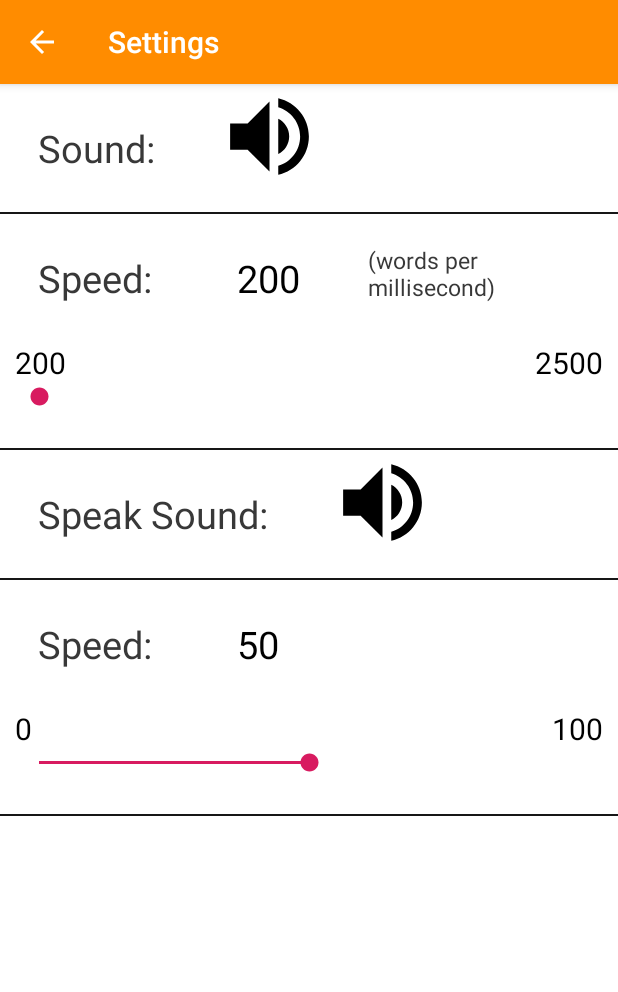
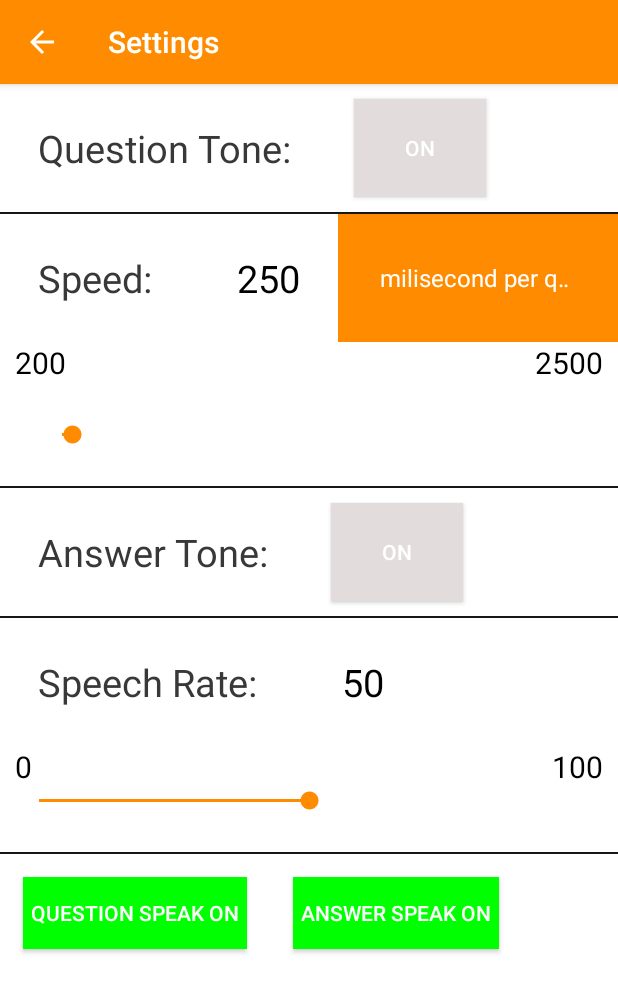
Before and after one commit to Durgnan/EatEnglishAssignment, an Android app: the Settings screen opened directly, with no data from a screen before it, on a phone screen of 412 x 824 dp. Shown: the top 992 px of the screen. Run offline under Robolectric (Android 15) with nearby library versions, the phone set to English and light mode, and no system bars; 1 statement that could not run was skipped.

Commit message:
Date: 29/03/2019 Status: Work done till single line question answer textview Left: Testing and settings speed seek bar Thats All......

```diff
--- a/app/src/main/AndroidManifest.xml
+++ b/app/src/main/AndroidManifest.xml
@@ -26,7 +26,7 @@
             </intent-filter>
         </activity>
         <activity android:name=".MainActivity" />
-        <activity android:name=".Login" />
+        <activity android:name=".Login" android:theme="@style/AppTheme.CustomActionBar"/>
     </application>
 
 </manifest>
--- a/app/src/main/java/com/durgesh/intern/eatenglishassignment/Settings.java
+++ b/app/src/main/java/com/durgesh/intern/eatenglishassignment/Settings.java
@@ -3,16 +3,23 @@ package com.durgesh.intern.eatenglishassignment;
 import android.database.Cursor;
 import android.support.v7.app.AppCompatActivity;
 import android.os.Bundle;
-import android.view.MenuItem;
+import android.view.View;
+import android.widget.AdapterView;
+import android.widget.ArrayAdapter;
 import android.widget.SeekBar;
+import android.widget.Spinner;
 import android.widget.TextView;
-import android.widget.Toast;
+import android.widget.ToggleButton;
+
+import com.durgesh.intern.eatenglishassignment.adapters.SeekBarAdapter;
 
 
-public class Settings extends AppCompatActivity {
+public class Settings extends AppCompatActivity implements AdapterView.OnItemSelectedListener {
     SeekBar seekBar1,seekBar2;
     TextView textView1,textView2;
     SeekBarAdapter mydb;
+    ToggleButton v1,v2,v3,v4;
+    Spinner spinner;
     @Override
     protected void onCreate(Bundle savedInstanceState) {
         super.onCreate(savedInstanceState);
@@ -24,26 +31,46 @@ public class Settings extends AppCompatActivity {
 
 
 
-    @Override
-    public boolean onOptionsItemSelected(MenuItem item) {
-        int id = item.getItemId();
-        if (id==R.id.home) {
-            this.finish();
-        }
-        return super.onOptionsItemSelected(item);
-    }
 
     void init()
     {
         mydb=new SeekBarAdapter(this);
         Cursor rs = mydb.getData();
         rs.moveToFirst();
+
         getSupportActionBar().setTitle("Settings");
         getSupportActionBar().setDisplayHomeAsUpEnabled(true);
+
+
+
+
         textView1 = findViewById(R.id.speed1);
+        spinner=findViewById(R.id.spinnerChoice);
+        ArrayAdapter<CharSequence> adapter=ArrayAdapter.createFromResource(this,R.array.settings_array,android.R.layout.simple_spinner_item);
+        adapter.setDropDownViewResource(android.R.layout.simple_spinner_dropdown_item);
+        spinner.setAdapter(adapter);
+        spinner.setOnItemSelectedListener(this);
+        spinner.setSelection(rs.getInt(6));
+        spinner.setBackgroundColor(getResources().getColor(R.color.colorPrimary));
+
         textView2 = findViewById(R.id.speed2);
         seekBar1 = findViewById(R.id.seekBar1);
         seekBar2 = findViewById(R.id.seekBar2);
+        v1= findViewById(R.id.v1);
+        v2= findViewById(R.id.v2);
+        v3= findViewById(R.id.v3);
+        v4= findViewById(R.id.v4);
+
+
+
+        v1.setChecked((rs.getInt(2)==1)?true:false);
+        v2.setChecked((rs.getInt(3)==1)?true:false);
+        v3.setChecked((rs.getInt(4)==1)?true:false);
+        v4.setChecked((rs.getInt(5)==1)?true:false);
+        v1.setOnClickListener(listen);
+        v2.setOnClickListener(listen);
+        v3.setOnClickListener(listen);
+        v4.setOnClickListener(listen);
         textView1.setText(rs.getString(0));
         textView2.setText(rs.getString(1));
         seekBar1.setProgress(rs.getInt(0));
@@ -62,7 +89,7 @@ public class Settings extends AppCompatActivity {
 
             @Override
             public void onStopTrackingTouch(SeekBar seekBar) {
-                mydb.update(seekBar.getProgress(),Integer.parseInt(textView2.getText().toString()));
+                mydb.update(seekBar.getProgress(),Integer.parseInt(textView2.getText().toString()),v1.isChecked(),v2.isChecked(),v3.isChecked(),v4.isChecked(),spinner.getSelectedItemPosition());
 
             }
         });
@@ -80,10 +107,35 @@ public class Settings extends AppCompatActivity {
 
             @Override
             public void onStopTrackingTouch(SeekBar seekBar) {
-                mydb.update(Integer.parseInt(textView1.getText().toString()),seekBar.getProgress());
+                mydb.update(Integer.parseInt(textView1.getText().toString()),seekBar.getProgress(),v1.isChecked(),v2.isChecked(),v3.isChecked(),v4.isChecked(),spinner.getSelectedItemPosition());
 
             }
         });
 
     }
+    View.OnClickListener listen = new View.OnClickListener() {
+        @Override
+        public void onClick(View v) {
+
+            mydb.update(seekBar1.getProgress(),seekBar2.getProgress(),v1.isChecked(),v2.isChecked(),v3.isChecked(),v4.isChecked(),spinner.getSelectedItemPosition());
+
+        }
+    };
+
+    @Override
+    public boolean onSupportNavigateUp()
+    {
+        onBackPressed();
+        return true;
+    }
+
+    @Override
+    public void onItemSelected(AdapterView<?> parent, View view, int position, long id) {
+        mydb.update(seekBar1.getProgress(),seekBar2.getProgress(),v1.isChecked(),v2.isChecked(),v3.isChecked(),v4.isChecked(),position);
+    }
+
+    @Override
+    public void onNothingSelected(AdapterView<?> parent) {
+
+    }
 }
--- a/app/src/main/java/com/durgesh/intern/eatenglishassignment/SeekBarAdapter.java
+++ b/app/src/main/java/com/durgesh/intern/eatenglishassignment/adapters/SeekBarAdapter.java
@@ -1,4 +1,4 @@
-package com.durgesh.intern.eatenglishassignment;
+package com.durgesh.intern.eatenglishassignment.adapters;
 
 import android.content.Context;
 import android.database.Cursor;
@@ -14,8 +14,8 @@ public class SeekBarAdapter extends SQLiteOpenHelper {
 
     @Override
     public void onCreate(SQLiteDatabase db) {
-        db.execSQL("create table speed (speed1 integer,speed2 integer) ");
-        db.execSQL("insert into speed values(200,50);");
+        db.execSQL("create table speed (speed1 integer,speed2 integer,sound integer,speakSound integer,qsound integer,asound integer,choice integer) ");
+        db.execSQL("insert into speed values(250,50,1,1,1,1,0);");
     }
 
     @Override
@@ -29,11 +29,15 @@ public class SeekBarAdapter extends SQLiteOpenHelper {
         Cursor res = db.rawQuery("select * from speed",null);
         return res;
     }
-    public boolean update(int speed1,int speed2)
+    public boolean update(int speed1,int speed2,boolean v1,boolean v2,boolean v3,boolean v4,int v5)
     {
         SQLiteDatabase db = this.getReadableDatabase();
+        int a = v1?1:0;
+        int b = v2?1:0;
+        int c = v3?1:0;
+        int d = v4?1:0;
         db.execSQL("delete from speed");
-        db.execSQL("insert into speed values("+speed1+","+speed2+")");
+        db.execSQL("insert into speed values("+speed1+","+speed2+","+a+","+b+","+c+","+d+","+v5+")");
         return true;
     }
 
--- /dev/null
+++ b/app/src/main/res/drawable/back_arrow.xml
@@ -0,0 +1,5 @@
+<vector android:height="24dp" android:tint="#FFFFFF"
+    android:viewportHeight="24.0" android:viewportWidth="24.0"
+    android:width="24dp" xmlns:android="http://schemas.android.com/apk/res/android">
+    <path android:fillColor="#FF000000" android:pathData="M20,11H7.83l5.59,-5.59L12,4l-8,8 8,8 1.41,-1.41L7.83,13H20v-2z"/>
+</vector>
--- a/app/src/main/res/drawable/ic_volume_up_black_24dp.xml
+++ b/app/src/main/res/drawable/ic_volume_up_black_24dp.xml
@@ -4,5 +4,5 @@
     android:viewportWidth="24.0"
     android:width="70dp"
     xmlns:android="http://schemas.android.com/apk/res/android">
-    <path android:fillColor="#FF000000" android:pathData="M3,9v6h4l5,5L12,4L7,9L3,9zM16.5,12c0,-1.77 -1.02,-3.29 -2.5,-4.03v8.05c1.48,-0.73 2.5,-2.25 2.5,-4.02zM14,3.23v2.06c2.89,0.86 5,3.54 5,6.71s-2.11,5.85 -5,6.71v2.06c4.01,-0.91 7,-4.49 7,-8.77s-2.99,-7.86 -7,-8.77z"/>
+    <path android:fillColor="#00FF00" android:pathData="M3,9v6h4l5,5L12,4L7,9L3,9zM16.5,12c0,-1.77 -1.02,-3.29 -2.5,-4.03v8.05c1.48,-0.73 2.5,-2.25 2.5,-4.02zM14,3.23v2.06c2.89,0.86 5,3.54 5,6.71s-2.11,5.85 -5,6.71v2.06c4.01,-0.91 7,-4.49 7,-8.77s-2.99,-7.86 -7,-8.77z"/>
 </vector>
--- /dev/null
+++ b/app/src/main/res/drawable/ic_volume_up_black_24dp_off.xml
@@ -0,0 +1,5 @@
+<vector android:height="24dp" android:tint="#FF0000"
+    android:viewportHeight="24.0" android:viewportWidth="24.0"
+    android:width="24dp" xmlns:android="http://schemas.android.com/apk/res/android">
+    <path android:fillColor="#FF000000" android:pathData="M3,9v6h4l5,5L12,4L7,9L3,9zM16.5,12c0,-1.77 -1.02,-3.29 -2.5,-4.03v8.05c1.48,-0.73 2.5,-2.25 2.5,-4.02zM14,3.23v2.06c2.89,0.86 5,3.54 5,6.71s-2.11,5.85 -5,6.71v2.06c4.01,-0.91 7,-4.49 7,-8.77s-2.99,-7.86 -7,-8.77z"/>
+</vector>
--- a/app/src/main/res/layout/activity_settings.xml
+++ b/app/src/main/res/layout/activity_settings.xml
@@ -17,33 +17,33 @@
             android:layout_height="match_parent"
             android:orientation="vertical">
             <LinearLayout
-                android:layout_width="wrap_content"
+                android:layout_width="match_parent"
                 android:layout_height="wrap_content"
                 android:orientation="horizontal">
                 <TextView
                     android:layout_width="wrap_content"
                     android:layout_height="wrap_content"
-                    android:text="Sound: "
+                    android:text="Question Tone: "
                     android:textColor="#383838"
                     android:padding="25dp"
                     android:textSize="25sp"/>
-                <ImageView
+                <ToggleButton
                     android:layout_width="wrap_content"
-                    android:layout_height="wrap_content"
-                    android:src="@drawable/ic_volume_up_black_24dp"
-
-                    android:layout_marginLeft="10dp"/>
+                    android:layout_height="match_parent"
+                    android:background="#E2DCDC"
+                    android:id="@+id/v1"
+                    android:layout_margin="10dp"/>
             </LinearLayout>
             <View
                 android:layout_width="match_parent"
                 android:background="#161616"
                 android:layout_height="1dp"/>
             <LinearLayout
-                android:layout_width="wrap_content"
+                android:layout_width="match_parent"
                 android:layout_height="wrap_content"
                 android:orientation="vertical">
                 <LinearLayout
-                    android:layout_width="wrap_content"
+                    android:layout_width="match_parent"
                     android:layout_height="wrap_content"
                     android:orientation="horizontal">
                     <TextView
@@ -61,13 +61,16 @@
                         android:textColor="#000000"
                         android:padding="25dp"
                         android:textSize="25sp"/>
-                    <TextView
-                        android:layout_width="wrap_content"
+                    <Spinner
+                        android:layout_width="match_parent"
+
                         android:layout_height="match_parent"
-                        android:text="(words per millisecond)"
-                        android:textColor="#383838"
                         android:padding="20dp"
-                        android:textSize="15sp"/>
+                        android:popupBackground="#524E4E"
+                        android:textAlignment="center"
+                        android:id="@+id/spinnerChoice"
+
+                        />
 
 
 
@@ -97,14 +100,16 @@
 
 
                 <SeekBar
+                    android:id="@+id/seekBar1"
                     android:layout_width="match_parent"
                     android:layout_height="match_parent"
-                    android:layout_marginHorizontal="10dp"
-                    android:paddingBottom="25dp"
-                    android:id="@+id/seekBar1"
-                    android:max="2500"
+                    android:layout_margin="25dp"
+                    android:max="2700"
                     android:min="200"
 
+                    android:paddingRight="5dp"
+                    android:thumbTint="@color/colorPrimary"
+                    android:progressTint="@color/colorPrimary"
                     />
             </LinearLayout>
             <View
@@ -113,23 +118,22 @@
                 android:layout_height="1dp"/>
 
             <LinearLayout
-                android:layout_width="wrap_content"
+                android:layout_width="match_parent"
                 android:layout_height="wrap_content"
                 android:orientation="horizontal">
                 <TextView
                     android:layout_width="wrap_content"
                     android:layout_height="wrap_content"
-                    android:text="Speak Sound: "
+                    android:text="Answer Tone: "
                     android:textColor="#383838"
                     android:padding="25dp"
                     android:textSize="25sp"/>
-                <ImageView
+                <ToggleButton
                     android:layout_width="wrap_content"
-                    android:layout_height="wrap_content"
-                    android:src="@drawable/ic_volume_up_black_24dp"
-
-                    android:layout_marginLeft="10dp"/>
-
+                    android:layout_height="match_parent"
+                    android:background="#E2DCDC"
+                    android:id="@+id/v2"
+                    android:layout_margin="10dp"/>
             </LinearLayout>
             <View
                 android:layout_width="match_parent"
@@ -137,17 +141,17 @@
                 android:layout_height="1dp"/>
 
             <LinearLayout
-                android:layout_width="wrap_content"
+                android:layout_width="match_parent"
                 android:layout_height="wrap_content"
                 android:orientation="vertical">
                 <LinearLayout
-                    android:layout_width="wrap_content"
+                    android:layout_width="match_parent"
                     android:layout_height="wrap_content"
                     android:orientation="horizontal">
                     <TextView
                         android:layout_width="wrap_content"
                         android:layout_height="wrap_content"
-                        android:text="Speed: "
+                        android:text="Speech Rate: "
                         android:textColor="#383838"
                         android:padding="25dp"
                         android:textSize="25sp"/>
@@ -193,7 +197,9 @@
                     android:id="@+id/seekBar2"
                     android:max="100"
                     android:min="0"
-
+                    android:thumbTint="@color/colorPrimary"
+                    android:progressTint="@color/colorPrimary"
+                    android:progress="50"
                     />
 
 
@@ -204,6 +210,34 @@
                 android:layout_width="match_parent"
                 android:background="#161616"
                 android:layout_height="1dp"/>
+            <LinearLayout
+                android:layout_width="match_parent"
+                android:layout_height="wrap_content">
+                <ToggleButton
+                    android:layout_width="wrap_content"
+                    android:layout_height="wrap_content"
+                    android:textOn="Question Speak On"
+                    android:textOff="Question Speak Off"
+                    android:background="#00ff00"
+                    android:layout_margin="15dp"
+                    android:id="@+id/v3"
+                    android:padding="5dp"
+
+
+                    />
+                <ToggleButton
+                    android:layout_width="wrap_content"
+                    android:layout_height="wrap_content"
+                    android:textOn="Answer Speak On"
+                    android:textOff="Answer Speak Off"
+                    android:background="#00ff00"
+                    android:layout_margin="15dp"
+                    android:padding="5dp"
+                    android:id="@+id/v4"
+
+
+                    />
+            </LinearLayout>
 
         </LinearLayout>
 
--- a/app/src/main/res/layout/activity_splash.xml
+++ b/app/src/main/res/layout/activity_splash.xml
@@ -9,6 +9,7 @@
         android:layout_width="match_parent"
         android:layout_height="match_parent"
         android:layout_centerInParent="true"
+        android:id="@+id/splashimage"
         android:src="@drawable/eat_english"
         android:background="#1DE9B6"/>
 
--- a/app/src/main/res/values/strings.xml
+++ b/app/src/main/res/values/strings.xml
@@ -5,4 +5,10 @@
     <string name="title_activity_browse2">Browse2</string>
     <integer name="speed1">200</integer>
     <integer name="speed2">50</integer>
+    <string-array name="settings_array">
+        <item>milisecond per question word</item>
+        <item>question time multiplier</item>
+        <item>millisecond per answer word</item>
+        <item>answer time multiplier</item>
+    </string-array>
 </resources>
```
Also changed, not shown: app/src/main/java/com/durgesh/intern/eatenglishassignment/Browse.java (+15 -2 lines), app/src/main/java/com/durgesh/intern/eatenglishassignment/Login.java (+9 -13 lines), app/src/main/java/com/durgesh/intern/eatenglishassignment/ShowContent.java (+109 -42 lines), app/src/main/java/com/durgesh/intern/eatenglishassignment/SplashActivity.java (+8 -0 lines), app/src/main/res/anim/anim_enter.xml (added, +8 -0 lines), app/src/main/res/anim/anim_leave.xml (added, +7 -0 lines), app/src/main/res/anim/fade.xml (added, +8 -0 lines), app/src/main/res/layout/activity_browse.xml (+11 -4 lines), app/src/main/res/layout/activity_login.xml (+51 -15 lines), app/src/main/res/layout/activity_show_content.xml (+4 -26 lines), 1 other file.
